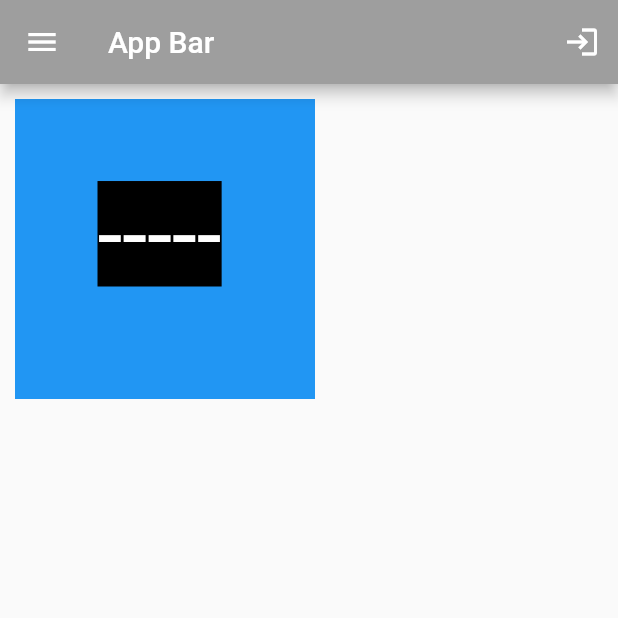
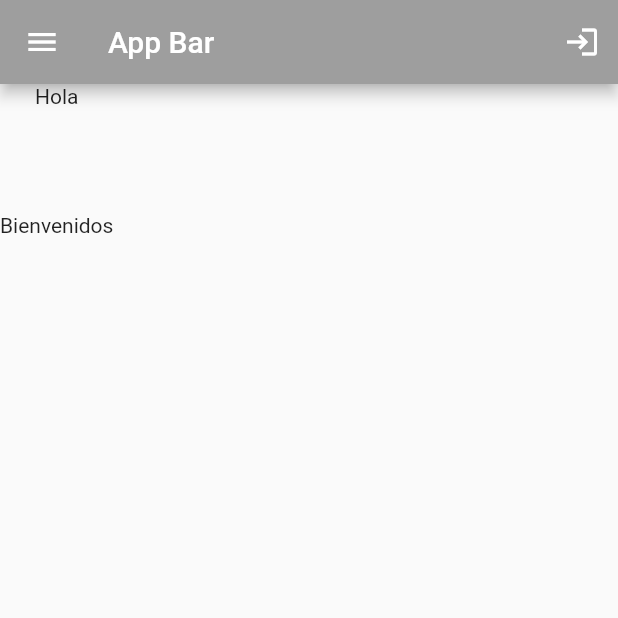
Before and after one commit to rogelio1502/learning-flutter, a Flutter app: the screen it shows after launch, on a phone screen of 412 x 824 dp, the top half of it. Run offline on Flutter 3.47's test engine with Material 2 defaults, Android fonts, the phone set to English and light mode, and no system bars.

Commit message:
Padding SizedBox

```diff
--- a/lib/main.dart
+++ b/lib/main.dart
@@ -17,19 +17,17 @@ class MyApp extends StatelessWidget {
           ],
           backgroundColor: Colors.grey,
         ),
-        body: Container(
-          width: 200,
-          height: 200,
-          color: Colors.blue,
-          margin: EdgeInsets.all(10),
-          padding: EdgeInsets.all(55),
-          child: Text(
-            "-----",
-            style: TextStyle(
-                backgroundColor: Colors.black,
-                fontSize: 60,
-                color: Colors.white),
-          ),
+        body: Column(
+          children: <Widget>[
+            Text("Hola"),
+            SizedBox(
+              height: 40,
+            ),
+            Padding(
+              padding: const EdgeInsets.only(top: 30),
+              child: Text("Bienvenidos"),
+            ),
+          ],
         ),
 
         drawer: Drawer(),
```
